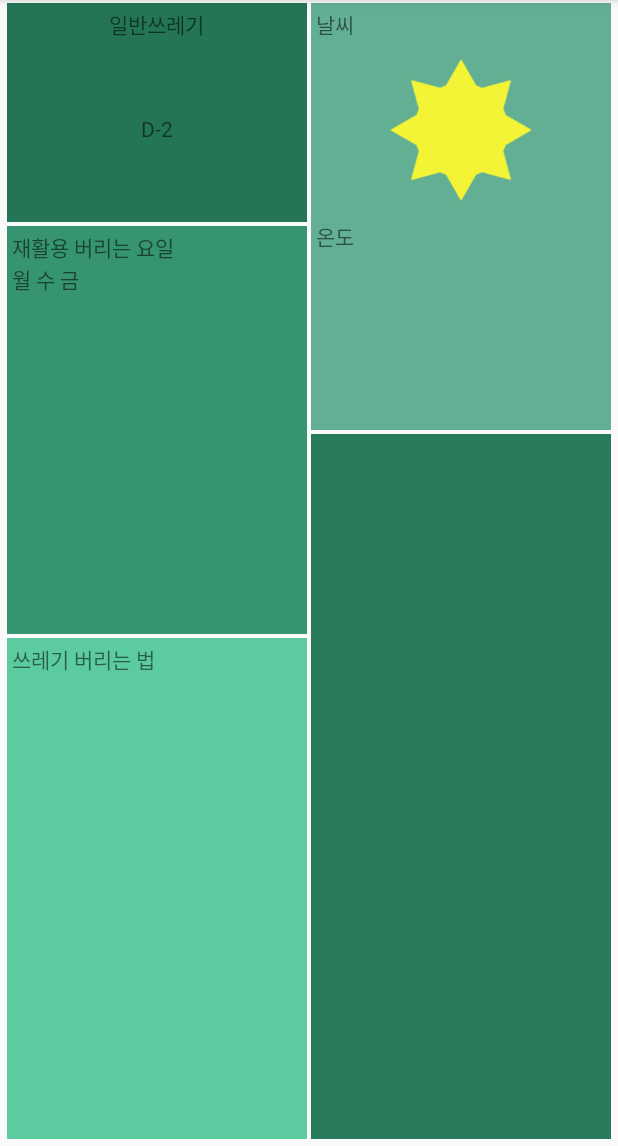
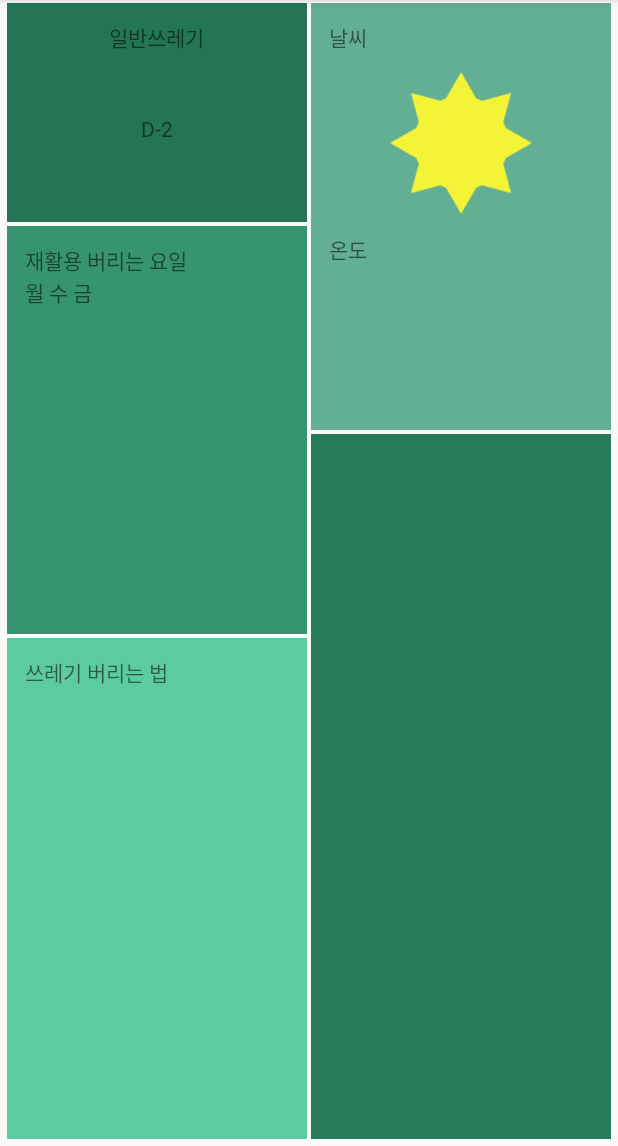
Before and after one commit to dev-elf/SeoulGarbage, an Android app: the screen it shows after launch (MainNav), on a phone screen of 412 x 824 dp, the part 90-1236 px from its top. Run offline under Robolectric (Android 15) with nearby library versions, the phone set to English and light mode, and no system bars; Roboto replaces fonts that are not available here; 1 statement that could not run was skipped.

Commit message:
지워진 거 추가

```diff
--- a/app/src/main/java/com/dev_elf/seoul/seoulgarbage/MainNav.java
+++ b/app/src/main/java/com/dev_elf/seoul/seoulgarbage/MainNav.java
@@ -90,8 +90,7 @@ public class MainNav extends SActivity implements NavigationDrawer{
     private void initDrawerMenu(){
         mMenuList = (ListView) findViewById(R.id.menuList);
         userAddress = (TextView) findViewById(R.id.userAddress);
-
-        mMenuList.setAdapter(new NavigationDrawerAdapter(MainNav.this));
+        mMenuList.setAdapter(new NavigationDrawerAdapter(MainNav.this, menuItems));
         mMenuList.setOnItemClickListener(menuHandler);
         userAddress.setText("당신의 위치 내 마음속");
     }
--- a/app/src/main/java/com/dev_elf/seoul/seoulgarbage/adapters/NavigationDrawerAdapter.java
+++ b/app/src/main/java/com/dev_elf/seoul/seoulgarbage/adapters/NavigationDrawerAdapter.java
@@ -8,6 +8,7 @@ import android.widget.ImageView;
 import android.widget.TextView;
 
 import com.dev_elf.seoul.seoulgarbage.R;
+import com.dev_elf.seoul.seoulgarbage.models.MenuItem;
 
 import java.util.ArrayList;
 
@@ -19,9 +20,8 @@ public class NavigationDrawerAdapter extends BaseAdapter {
     ArrayList<MenuItem> items;
     Context context;
 
-    public NavigationDrawerAdapter(Context context) {
-        items = new ArrayList<>();
-        for(int i=0;i<5;i++) items.add(new MenuItem("item"+i, i));
+    public NavigationDrawerAdapter(Context context, ArrayList<MenuItem> items) {
+        this.items = items;
         this.context = context;
     }
 
@@ -65,22 +65,5 @@ public class NavigationDrawerAdapter extends BaseAdapter {
         return v;
     }
 
-    private class MenuItem{
-        private String menuName;
-        private int menuImg;
-
-        public MenuItem(String menuName, int menuImg) {
-            this.menuName = menuName;
-            this.menuImg = R.mipmap.ic_launcher;
-        }
-
-        public String getMenuName() {
-            return menuName;
-        }
-
-        public int getMenuImg() {
-            return menuImg;
-        }
-    }
 
 }
--- a/app/src/main/res/layout/a_navigation_frame.xml
+++ b/app/src/main/res/layout/a_navigation_frame.xml
@@ -6,6 +6,7 @@
 
     <LinearLayout
         android:id="@+id/frame"
+        android:padding="@dimen/navigationdrawer_frame_padding"
         android:layout_width="match_parent"
         android:layout_height="match_parent"
         android:orientation="horizontal">
--- a/app/src/main/res/layout/activity_main.xml
+++ b/app/src/main/res/layout/activity_main.xml
@@ -11,7 +11,6 @@
     <LinearLayout
         android:layout_width="match_parent"
         android:layout_height="match_parent"
-        android:padding="@dimen/navigationdrawer_frame_card_padding"
         android:orientation="horizontal">
 
         <LinearLayout
--- a/app/src/main/res/values/colors.xml
+++ b/app/src/main/res/values/colors.xml
@@ -1,7 +1,7 @@
 <?xml version="1.0" encoding="utf-8"?>
 <resources>
     <color name="colorPrimary">@color/appMain</color>
-    <color name="colorPrimaryDark">@color/appMain</color>
+    <color name="colorPrimaryDark">#FF2f6651</color>
     <color name="colorAccent">#FF4081</color>
 
     <!-- base color -->
--- a/app/src/main/res/values/dimens.xml
+++ b/app/src/main/res/values/dimens.xml
@@ -4,8 +4,9 @@
     <dimen name="activity_vertical_margin">16dp</dimen>
 
     <!-- navigation drawer -->
-    <dimen name="navigationdrawer_frame_card_padding">3dp</dimen>
+    <dimen name="navigationdrawer_frame_card_padding">12dp</dimen>
     <dimen name="navigationdrawer_frame_card_margin">1dp</dimen>
+    <dimen name="navigationdrawer_frame_padding">3dp</dimen>
 
     <!-- actionbar -->
     <dimen name="actionBarSize">57.5dp</dimen>
@@ -16,4 +17,5 @@
     <dimen name="setting_layout_padding">15dp</dimen>
     <dimen name="setting_layout_height">80dp</dimen>
 
+
 </resources>
```
Also changed, not shown: app/src/main/res/drawable/d_tool_backbtn.png.
